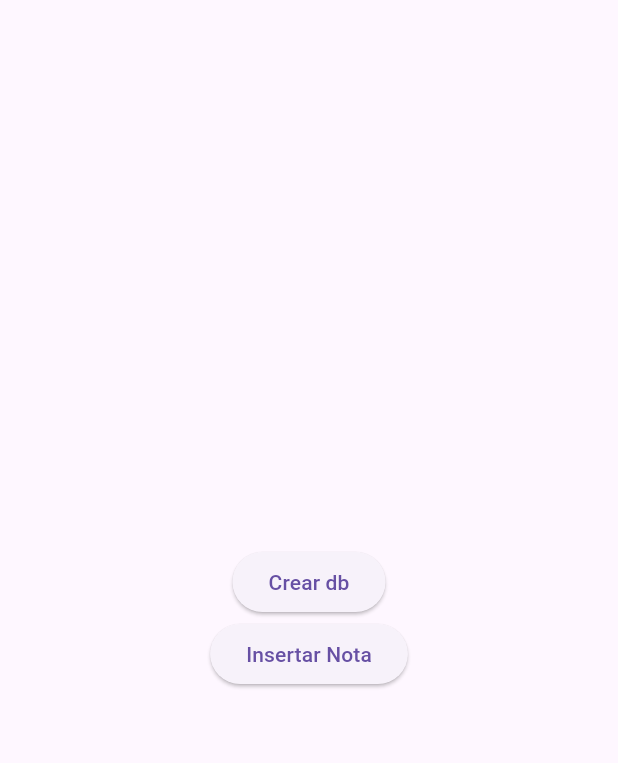
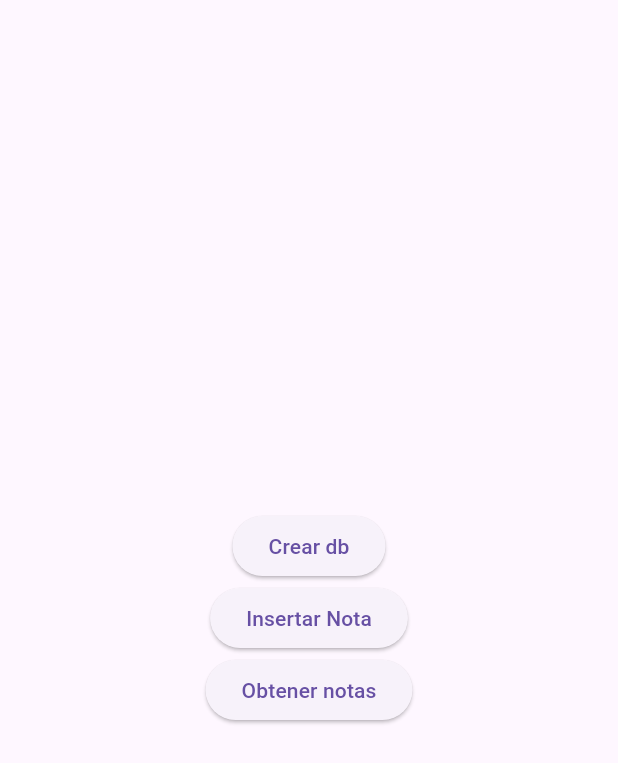
Before and after one commit to fr4nsgallegos/gastosappg13, a Flutter app: the screen it shows after launch, after a tap on "Insertar Nota", on a phone screen of 412 x 824 dp. Shown: the top 763 px of the screen. Run offline on Flutter 3.47's test engine with Material 3 defaults, Android fonts, the phone set to English and light mode, and no system bars; our stand-ins replace sqflite; accounts and stored records are empty.

Commit message:
get notas

```diff
--- a/lib/pages/db_example_page.dart
+++ b/lib/pages/db_example_page.dart
@@ -20,11 +20,19 @@ class DbExamplePage extends StatelessWidget {
               onPressed: () {
                 NotasDatabase dbNotas = NotasDatabase();
                 dbNotas.insertarNota(
-                  "Compras de la semana",
-                  "comprar pan, huevos, sal y pimienta",
+                  "Tareas a realizar",
+                  "tarea del curso de flutter, reparar la tv",
                 );
               },
               child: Text("Insertar Nota"),
+            ),
+            ElevatedButton(
+              onPressed: () async {
+                NotasDatabase dbNotas = NotasDatabase();
+                List<Map<String, dynamic>> notas = await dbNotas.obtenerNotas();
+                print(notas);
+              },
+              child: Text("Obtener notas"),
             ),
           ],
         ),
```
Also changed, not shown: lib/db/db_notas.dart (+14 -0 lines).
